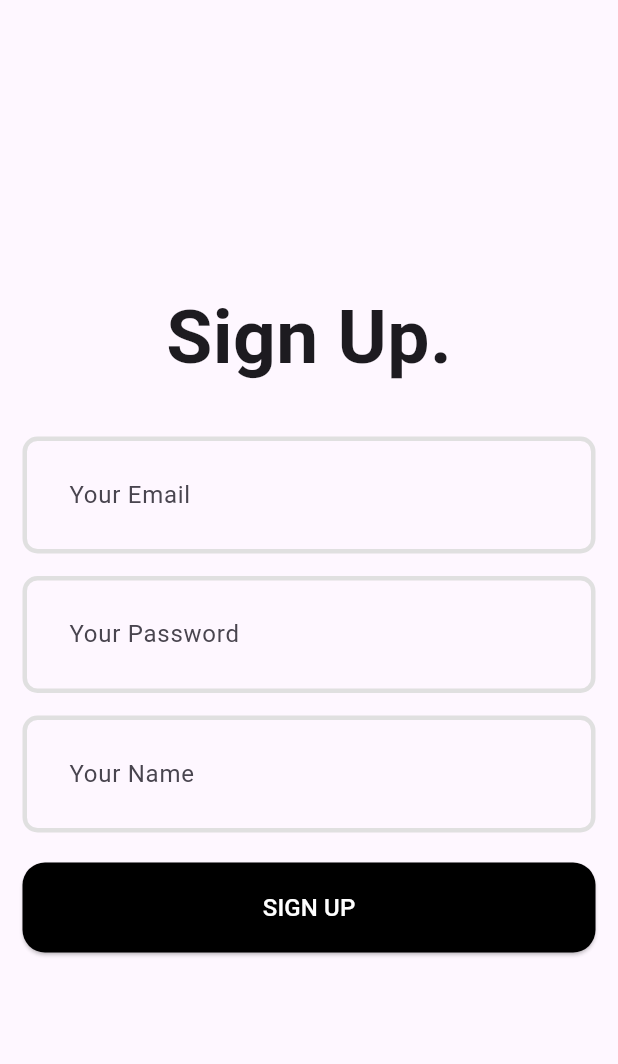
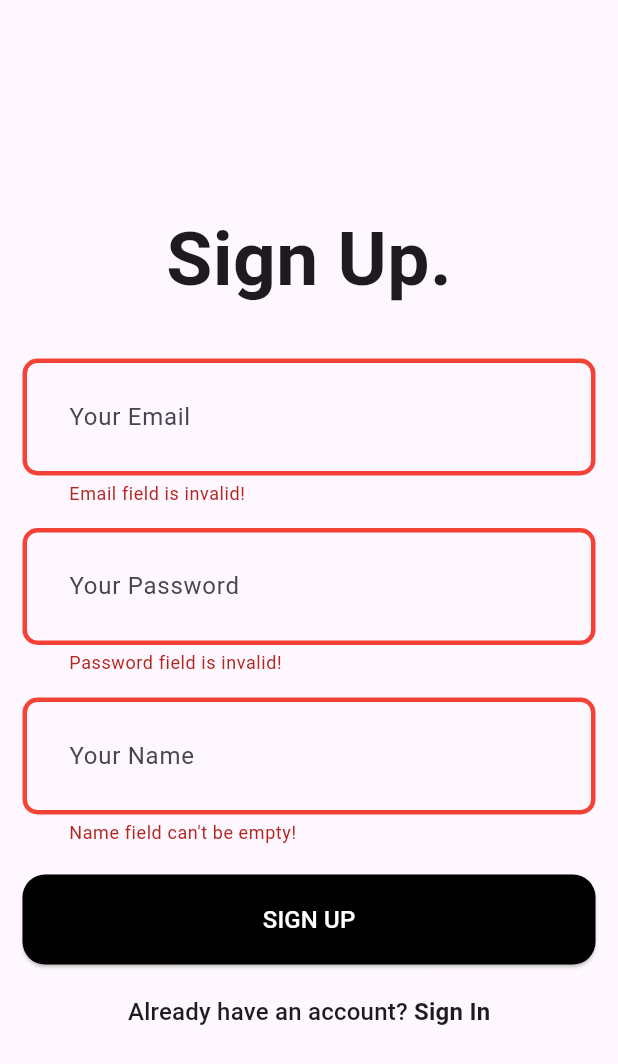
Before and after one commit to Ifwtzzzzzh/orbitflow-task-flutter, a Flutter app: the screen it shows after launch, after a tap on "SIGN UP", on a phone screen of 412 x 824 dp. Shown: the top 1064 px of the screen. Run offline on Flutter 3.47's test engine with Material 3 defaults, Android fonts, the phone set to English and light mode, and no system bars.

Commit message:
style: styling signup page ui and form validation

```diff
--- a/lib/features/auth/pages/signup_page.dart
+++ b/lib/features/auth/pages/signup_page.dart
@@ -11,13 +11,19 @@ class _SignupPageState extends State<SignupPage> {
   final emailController = TextEditingController();
   final passwordController = TextEditingController();
   final nameController = TextEditingController();
+  final formKey = GlobalKey<FormState>();
 
   @override
   void dispose() {
     emailController.dispose();
     passwordController.dispose();
     nameController.dispose();
+    formKey.currentState!.validate();
     super.dispose();
+  }
+
+  void signUpUser() {
+    if (formKey.currentState!.validate()) {}
   }
 
   @override
@@ -25,6 +31,8 @@ class _SignupPageState extends State<SignupPage> {
     return Scaffold(
       body: Padding(
         padding: const EdgeInsets.all(15),
+        child: Form(
+          key: formKey,
           child: Column(
             mainAxisAlignment: MainAxisAlignment.center,
             children: [
@@ -39,20 +47,42 @@ class _SignupPageState extends State<SignupPage> {
               TextFormField(
                 controller: emailController,
                 decoration: const InputDecoration(hintText: "Your Email"),
+                validator: (value) {
+                  if (value == null ||
+                      value.trim().isEmpty ||
+                      !value.trim().contains("@")) {
+                    return "Email field is invalid!";
+                  }
+                  return null;
+                },
               ),
               const SizedBox(height: 15),
               TextFormField(
                 controller: passwordController,
                 decoration: const InputDecoration(hintText: "Your Password"),
+                validator: (value) {
+                  if (value == null ||
+                      value.trim().isEmpty ||
+                      value.trim().length <= 6) {
+                    return "Password field is invalid!";
+                  }
+                  return null;
+                },
               ),
               const SizedBox(height: 15),
               TextFormField(
                 controller: nameController,
                 decoration: const InputDecoration(hintText: "Your Name"),
+                validator: (value) {
+                  if (value == null || value.trim().isEmpty) {
+                    return "Name field can't be empty!";
+                  }
+                  return null;
+                },
               ),
               const SizedBox(height: 20),
               ElevatedButton(
-              onPressed: () {},
+                onPressed: signUpUser,
                 child: const Text(
                   "SIGN UP",
                   style: TextStyle(
@@ -61,7 +91,21 @@ class _SignupPageState extends State<SignupPage> {
                   ),
                 ),
               ),
+              const SizedBox(height: 20),
+              RichText(
+                text: TextSpan(
+                  text: 'Already have an account? ',
+                  style: Theme.of(context).textTheme.titleMedium,
+                  children: const [
+                    TextSpan(
+                      text: 'Sign In',
+                      style: TextStyle(fontWeight: FontWeight.bold),
+                    ),
                   ],
+                ),
+              ),
+            ],
+          ),
         ),
       ),
     );
--- a/lib/main.dart
+++ b/lib/main.dart
@@ -23,10 +23,25 @@
             ),
             borderRadius: BorderRadius.circular(10),
           ),
-          focusedBorder: const OutlineInputBorder(
-            borderSide: BorderSide(
+          focusedBorder: OutlineInputBorder(
+            borderSide: const BorderSide(
               width: 3,
             ),
+            borderRadius: BorderRadius.circular(10),
+          ),
+          border: OutlineInputBorder(
+            borderSide: BorderSide(
+              color: Colors.grey.shade300,
+              width: 3,
+            ),
+            borderRadius: BorderRadius.circular(10),
+          ),
+          errorBorder: OutlineInputBorder(
+            borderSide: const BorderSide(
+              color: Colors.red,
+              width: 3,
+            ),
+            borderRadius: BorderRadius.circular(10),
           ),
         ),
         elevatedButtonTheme: ElevatedButtonThemeData(
```
Lines whose indentation alone changed are shown as unchanged.
